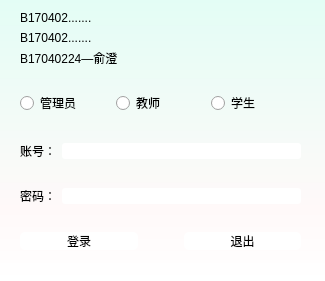
Old version of the form login.ui in the repository yccc233/mana-sys.
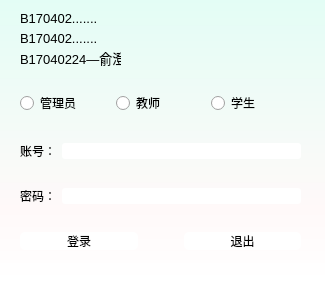
New version of the form.

Commit message: 教师端界面设计

```diff
--- a/login.ui
+++ b/login.ui
@@ -176,10 +176,15 @@
      <rect>
       <x>20</x>
       <y>10</y>
-      <width>121</width>
+      <width>101</width>
       <height>16</height>
      </rect>
     </property>
+    <property name="font">
+     <font>
+      <pointsize>10</pointsize>
+     </font>
+    </property>
     <property name="text">
      <string>B170402.......</string>
     </property>
@@ -189,10 +194,15 @@
      <rect>
       <x>20</x>
       <y>30</y>
-      <width>121</width>
+      <width>101</width>
       <height>16</height>
      </rect>
     </property>
+    <property name="font">
+     <font>
+      <pointsize>10</pointsize>
+     </font>
+    </property>
     <property name="text">
      <string>B170402.......</string>
     </property>
@@ -202,10 +212,15 @@
      <rect>
       <x>20</x>
       <y>50</y>
-      <width>121</width>
+      <width>101</width>
       <height>16</height>
      </rect>
     </property>
+    <property name="font">
+     <font>
+      <pointsize>10</pointsize>
+     </font>
+    </property>
     <property name="text">
      <string>B17040224—俞澄</string>
     </property>
```
The commit also changes 3 other files.
